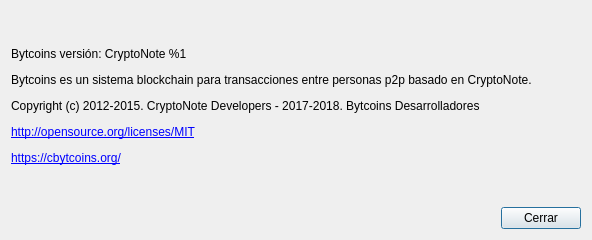
Above: src/gui/ui/aboutdialog.ui from bytcoins/bytcoins-wallet before the change. Below: the same form after it.
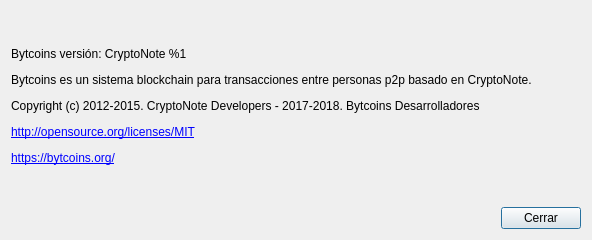
That is the form after the change.

What changed in the file:
```diff
--- a/src/gui/ui/aboutdialog.ui
+++ b/src/gui/ui/aboutdialog.ui
@@ -41,7 +41,7 @@
       </sizepolicy>
      </property>
      <property name="text">
-      <string>&lt;html&gt;&lt;head/&gt;&lt;body&gt;&lt;p&gt;Bytcoins versión: CryptoNote %1&lt;/p&gt;&lt;p&gt;Bytcoins es un sistema blockchain para transacciones entre personas p2p basado en CryptoNote.&lt;/p&gt;&lt;p&gt;Copyright (c) 2012-2015. CryptoNote Developers  -  2017-2018. Bytcoins Desarrolladores&lt;/p&gt;&lt;p&gt;&lt;a href=&quot;http://opensource.org/licenses/MIT&quot;&gt;&lt;span style=&quot; text-decoration: underline; color:#0000ff;&quot;&gt;http://opensource.org/licenses/MIT&lt;/span&gt;&lt;/a&gt;&lt;/p&gt;&lt;p&gt;&lt;a href=&quot;https://bytcoins.org/&quot;&gt;&lt;span style=&quot; text-decoration: underline; color:#0000ff;&quot;&gt;https://cbytcoins.org/&lt;/span&gt;&lt;/a&gt;&lt;/p&gt;&lt;/body&gt;&lt;/html&gt;</string>
+      <string>&lt;html&gt;&lt;head/&gt;&lt;body&gt;&lt;p&gt;Bytcoins versión: CryptoNote %1&lt;/p&gt;&lt;p&gt;Bytcoins es un sistema blockchain para transacciones entre personas p2p basado en CryptoNote.&lt;/p&gt;&lt;p&gt;Copyright (c) 2012-2015. CryptoNote Developers  -  2017-2018. Bytcoins Desarrolladores&lt;/p&gt;&lt;p&gt;&lt;a href=&quot;http://opensource.org/licenses/MIT&quot;&gt;&lt;span style=&quot; text-decoration: underline; color:#0000ff;&quot;&gt;http://opensource.org/licenses/MIT&lt;/span&gt;&lt;/a&gt;&lt;/p&gt;&lt;p&gt;&lt;a href=&quot;https://bytcoins.org/&quot;&gt;&lt;span style=&quot; text-decoration: underline; color:#0000ff;&quot;&gt;https://bytcoins.org/&lt;/span&gt;&lt;/a&gt;&lt;/p&gt;&lt;/body&gt;&lt;/html&gt;</string>
      </property>
      <property name="textFormat">
       <enum>Qt::RichText</enum>
```
